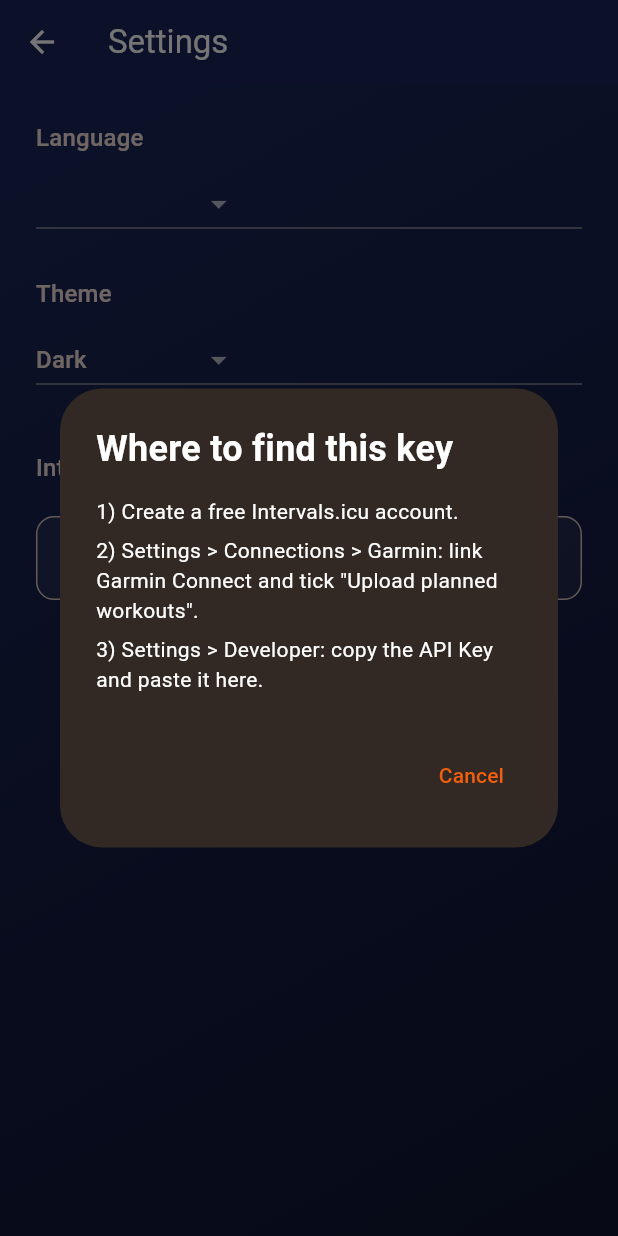
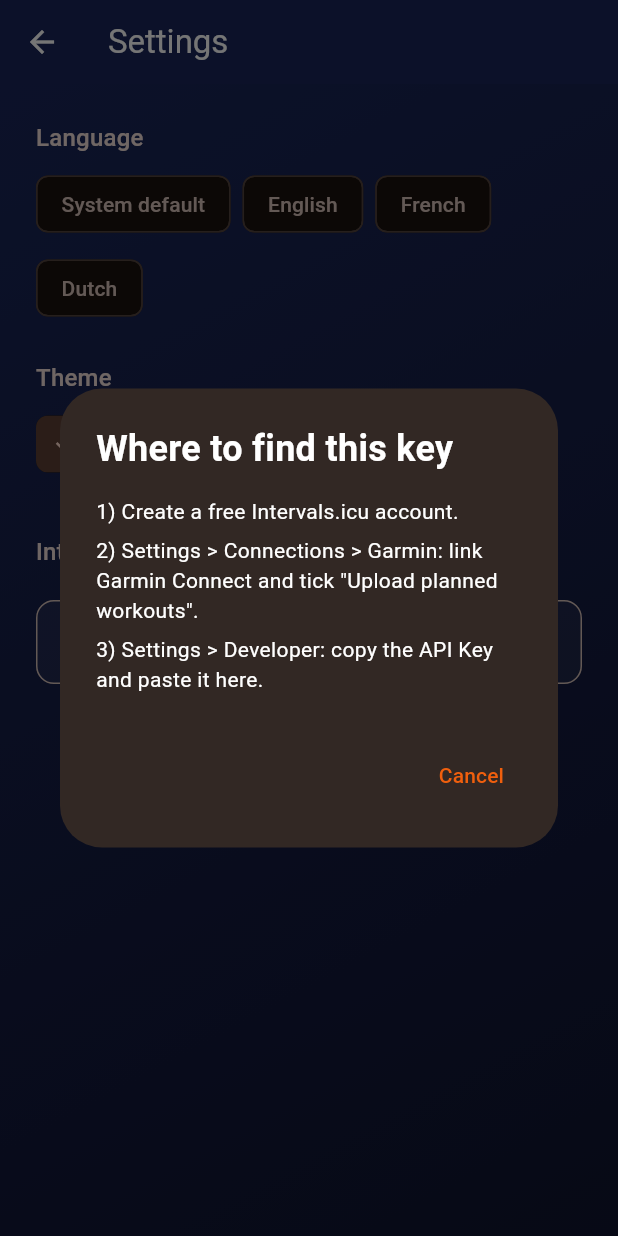
Before and after one commit to lougau92/vma-running, a Flutter app: the VmaSettingsPage screen opened directly with empty values, after a tap on the "info outline" icon, on a phone screen of 412 x 824 dp. Run offline on Flutter 3.47's test engine with Material 3 defaults, Android fonts, the phone set to English and light mode, and no system bars; our stand-ins replace flutter_cache_manager, shared_preferences; accounts and stored records are empty.

Commit message:
change settings toogle

```diff
--- a/lib/vma_settings_view.dart
+++ b/lib/vma_settings_view.dart
@@ -52,45 +52,74 @@ class _VmaSettingsViewState extends State<VmaSettingsView> {
       children: [
         Text(strings.language, style: Theme.of(context).textTheme.titleMedium),
         const SizedBox(height: 8),
-        DropdownButton<String>(
-          value: localeValue,
-          onChanged: (value) {
-            final nextLocale = value == 'system' ? null : value;
-            widget.onSettingsChanged(
-              widget.settings.copyWith(localeCode: nextLocale),
-            );
-          },
-          items: [
-            DropdownMenuItem(
+        Wrap(
+          spacing: 8,
+          runSpacing: 8,
+          children: [
+            _LanguageChip(
+              label: strings.systemDefault,
               value: 'system',
-              child: Text(strings.systemDefault),
+              current: localeValue,
+              onSelected: () => widget.onSettingsChanged(
+                widget.settings.copyWith(localeCode: null),
+              ),
             ),
-            DropdownMenuItem(value: 'en', child: Text(strings.english)),
-            DropdownMenuItem(value: 'fr', child: Text(strings.french)),
-            DropdownMenuItem(value: 'nl', child: Text(strings.dutch)),
+            _LanguageChip(
+              label: strings.english,
+              value: 'en',
+              current: localeValue,
+              onSelected: () => widget.onSettingsChanged(
+                widget.settings.copyWith(localeCode: 'en'),
+              ),
+            ),
+            _LanguageChip(
+              label: strings.french,
+              value: 'fr',
+              current: localeValue,
+              onSelected: () => widget.onSettingsChanged(
+                widget.settings.copyWith(localeCode: 'fr'),
+              ),
+            ),
+            _LanguageChip(
+              label: strings.dutch,
+              value: 'nl',
+              current: localeValue,
+              onSelected: () => widget.onSettingsChanged(
+                widget.settings.copyWith(localeCode: 'nl'),
+              ),
+            ),
           ],
         ),
         const SizedBox(height: 24),
         Text(strings.theme, style: Theme.of(context).textTheme.titleMedium),
         const SizedBox(height: 8),
-        DropdownButton<String>(
-          value: themeValue,
-          onChanged: (value) {
-            final nextTheme = switch (value) {
-              'light' => ThemeMode.light,
-              'system' => ThemeMode.system,
-              _ => ThemeMode.dark,
-            };
-            widget.onSettingsChanged(
-              widget.settings.copyWith(themeMode: nextTheme),
-            );
-          },
-          items: [
-            DropdownMenuItem(value: 'dark', child: Text(strings.dark)),
-            DropdownMenuItem(value: 'light', child: Text(strings.light)),
-            DropdownMenuItem(
-              value: 'system',
-              child: Text(strings.systemDefault),
+        Wrap(
+          spacing: 8,
+          runSpacing: 8,
+          children: [
+            _ThemeChip(
+              label: strings.dark,
+              value: ThemeMode.dark,
+              current: widget.settings.themeMode,
+              onSelected: () => widget.onSettingsChanged(
+                widget.settings.copyWith(themeMode: ThemeMode.dark),
+              ),
+            ),
+            _ThemeChip(
+              label: strings.light,
+              value: ThemeMode.light,
+              current: widget.settings.themeMode,
+              onSelected: () => widget.onSettingsChanged(
+                widget.settings.copyWith(themeMode: ThemeMode.light),
+              ),
+            ),
+            _ThemeChip(
+              label: strings.systemDefault,
+              value: ThemeMode.system,
+              current: widget.settings.themeMode,
+              onSelected: () => widget.onSettingsChanged(
+                widget.settings.copyWith(themeMode: ThemeMode.system),
+              ),
             ),
           ],
         ),
@@ -169,3 +198,49 @@ class _VmaSettingsViewState extends State<VmaSettingsView> {
     );
   }
 }
+
+class _LanguageChip extends StatelessWidget {
+  const _LanguageChip({
+    required this.label,
+    required this.value,
+    required this.current,
+    required this.onSelected,
+  });
+
+  final String label;
+  final String value;
+  final String current;
+  final VoidCallback onSelected;
+
+  @override
+  Widget build(BuildContext context) {
+    return ChoiceChip(
+      label: Text(label),
+      selected: current == value,
+      onSelected: (_) => onSelected(),
+    );
+  }
+}
+
+class _ThemeChip extends StatelessWidget {
+  const _ThemeChip({
+    required this.label,
+    required this.value,
+    required this.current,
+    required this.onSelected,
+  });
+
+  final String label;
+  final ThemeMode value;
+  final ThemeMode current;
+  final VoidCallback onSelected;
+
+  @override
+  Widget build(BuildContext context) {
+    return ChoiceChip(
+      label: Text(label),
+      selected: current == value,
+      onSelected: (_) => onSelected(),
+    );
+  }
+}
```
